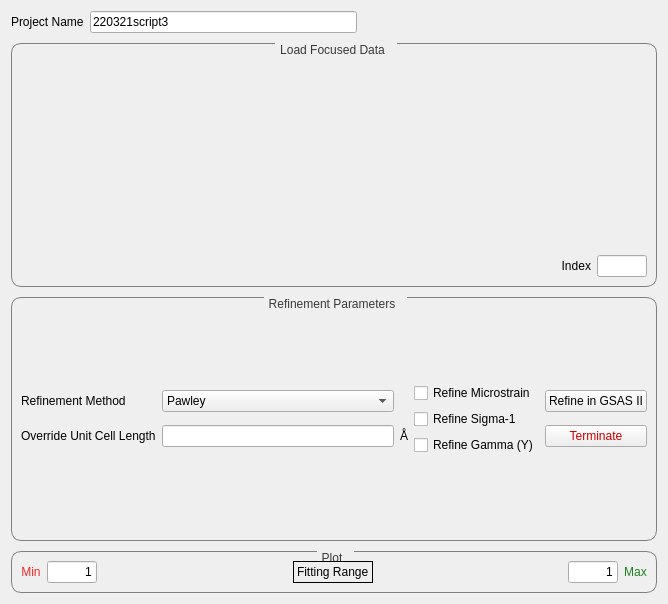
First picture: the form in qt/python/mantidqtinterfaces/mantidqtinterfaces/Engineering/gui/engineering_diffraction/tabs/gsas2/gsas2_tab.ui, repository AmbaPant/mantid, before the edit.
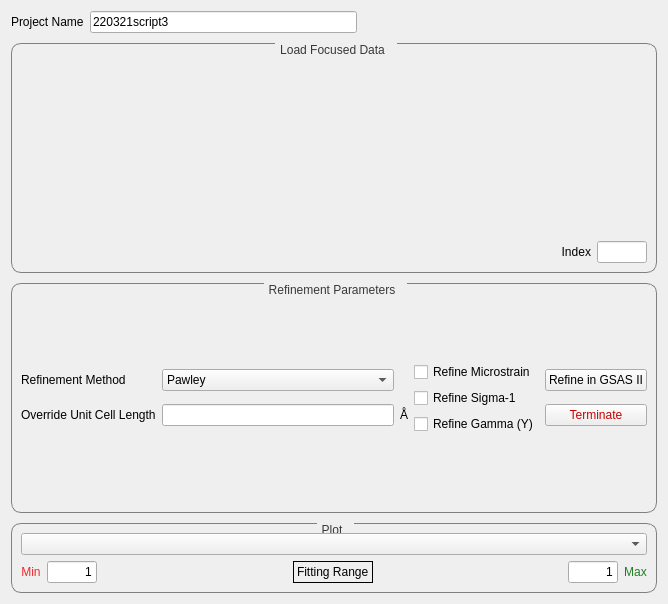
Second picture: the form after the edit. Custom widgets are drawn as their Qt base class.

```diff
--- a/qt/python/mantidqtinterfaces/mantidqtinterfaces/Engineering/gui/engineering_diffraction/tabs/gsas2/gsas2_tab.ui
+++ b/qt/python/mantidqtinterfaces/mantidqtinterfaces/Engineering/gui/engineering_diffraction/tabs/gsas2/gsas2_tab.ui
@@ -678,6 +678,16 @@
         <item row="0" column="0">
          <layout class="QVBoxLayout" name="vLayout_plot"/>
         </item>
+        <item row="0" column="0">
+         <widget class="QComboBox" name="number_output_histograms_combobox">
+          <property name="sizePolicy">
+           <sizepolicy hsizetype="Minimum" vsizetype="Fixed">
+            <horstretch>0</horstretch>
+            <verstretch>0</verstretch>
+           </sizepolicy>
+          </property>
+         </widget>
+        </item>
        </layout>
       </widget>
      </item>
```
Left out of the diff: 4 changed lines with no effect on the pictures.
